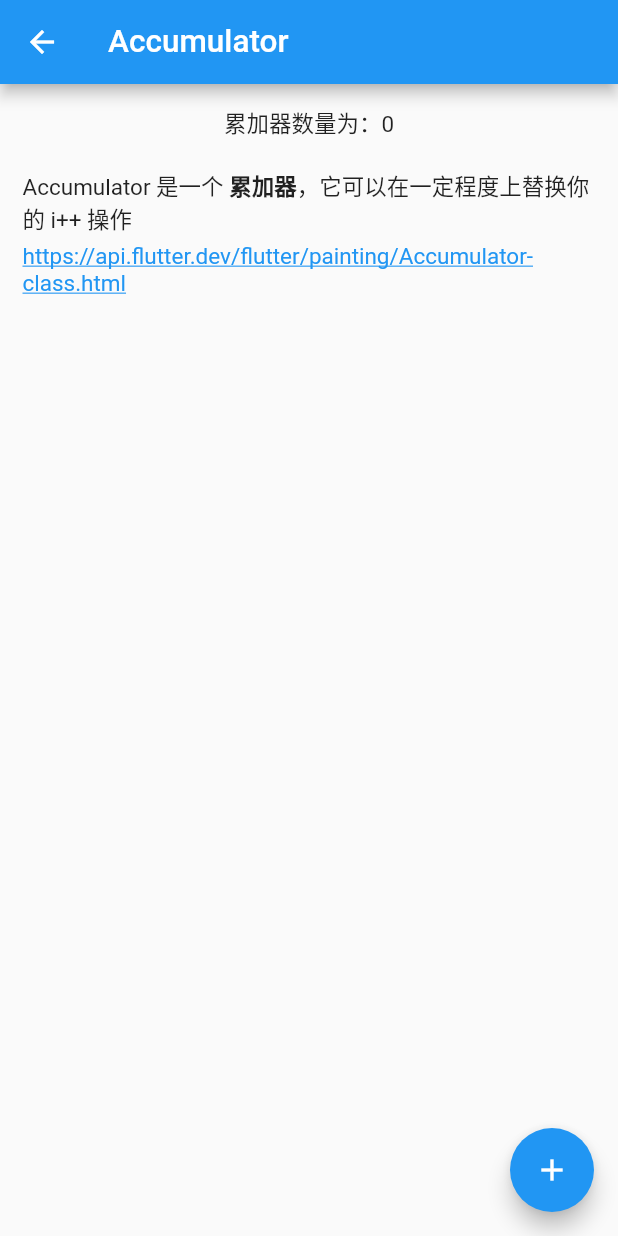
After one commit to LiWenHui96/flutter_widget, a Flutter app: the AccumulatorPage screen opened by its route, on a phone screen of 412 x 824 dp. The commit adds this screen. Run offline on Flutter 3.47's test engine with Material 2 defaults, Android fonts, the phone set to English and light mode, and no system bars.

Commit message:
feat: Accumulator;

```diff
--- a/lib/pages/widgets/A/a.dart
+++ b/lib/pages/widgets/A/a.dart
@@ -1 +1,2 @@
 export 'page_absorb_pointer.dart';
+export 'page_accumulator.dart';
--- /dev/null
+++ b/lib/pages/widgets/A/page_accumulator.dart
@@ -0,0 +1,60 @@
+import 'package:flutter/material.dart';
+import 'package:flutter_widget/utils/utils.dart';
+
+/// @Describe: Accumulator
+///
+/// @Author: LiWeNHuI
+/// @Date: 2022/6/11
+
+class AccumulatorPage extends StatefulWidget {
+  /// 外部调用
+  const AccumulatorPage({Key? key}) : super(key: key);
+
+  @override
+  State<AccumulatorPage> createState() => _AccumulatorPageState();
+}
+
+class _AccumulatorPageState extends State<AccumulatorPage> {
+  Accumulator accumulator = Accumulator();
+
+  String url =
+      'https://api.flutter.dev/flutter/painting/Accumulator-class.html';
+
+  @override
+  Widget build(BuildContext context) {
+    final Widget child = Column(
+      children: <Widget>[
+        Text('累加器数量为：${accumulator.value}'),
+        const SizedBox(height: 20),
+        const Text.rich(
+          TextSpan(
+            children: <InlineSpan>[
+              TextSpan(text: 'Accumulator 是一个 '),
+              TextSpan(
+                text: '累加器',
+                style: TextStyle(fontWeight: FontWeight.bold),
+              ),
+              TextSpan(text: '，它可以在一定程度上替换你的 i++ 操作'),
+            ],
+          ),
+        ),
+        launchUrlWidget(context, url),
+      ],
+    );
+
+    return Scaffold(
+      appBar: AppBar(title: const Text('Accumulator')),
+      body: Container(
+        width: double.infinity,
+        padding: const EdgeInsets.all(15)
+            .add(EdgeInsets.only(bottom: bottomBarHeight)),
+        child: child,
+      ),
+      floatingActionButton: FloatingActionButton(
+        onPressed: () => setState(() => accumulator.increment(1)),
+        tooltip: 'Increment',
+        child: const Icon(Icons.add),
+      ),
+    );
+  }
+}
--- a/lib/routes.dart
+++ b/lib/routes.dart
@@ -30,7 +30,8 @@ class Routes {
   /// Widgets
   static Map<String, WidgetBuilder> get widgets {
     return <String, WidgetBuilder>{
-      'AbsorbPointer': (_) => const AbsorbPointerPage(),
+      'Widget: AbsorbPointer': (_) => const AbsorbPointerPage(),
+      'Painting: Accumulator': (_) => const AccumulatorPage(),
     };
   }
 }
```
